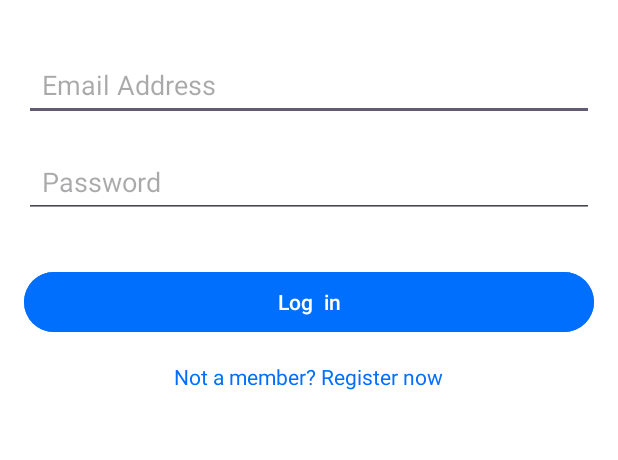
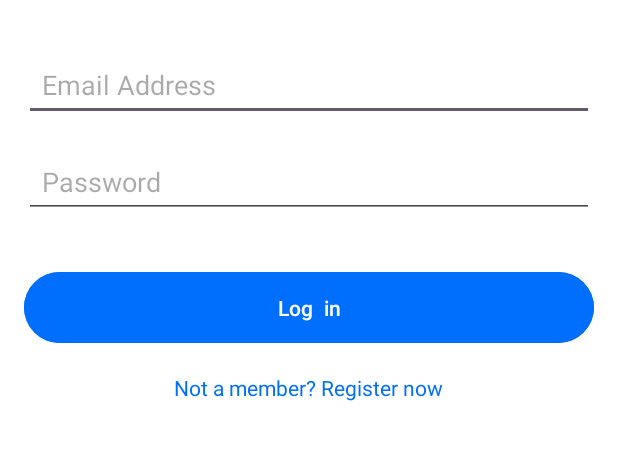
Before and after one commit to PlantInGreenhouse/MP_TermProject_1, an Android app: the screen it shows after launch (MainActivity), on a phone screen of 412 x 824 dp, the part 294-754 px from its top. Run offline under Robolectric (Android 15) with nearby library versions, the phone set to English and light mode, and no system bars; our stand-ins replace Firebase (no records; nobody signed in at launch, a user with empty details on screens opened directly).

Commit message:
login button size up

```diff
--- a/app/src/main/res/layout/activity_main.xml
+++ b/app/src/main/res/layout/activity_main.xml
@@ -42,7 +42,7 @@
     <Button
         android:id="@+id/loginButton"
         android:layout_width="match_parent"
-        android:layout_height="wrap_content"
+        android:layout_height="55dp"
         android:layout_below="@id/passwordEditText"
         android:layout_marginTop="32dp"
         android:text="Log  in"
```
